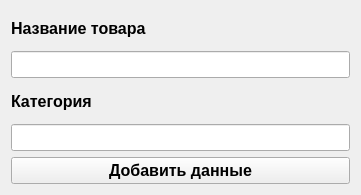
This is addrecord.ui in Monliker2/UD as Qt 5 draws it before an edit. The edited form follows.
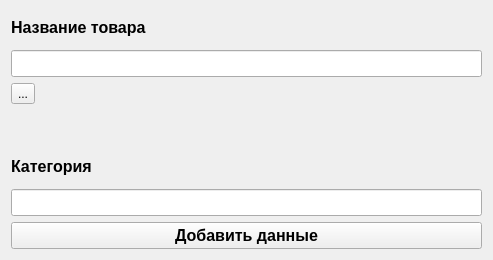
This is the edited form.

```diff
--- a/addrecord.ui
+++ b/addrecord.ui
@@ -6,15 +6,54 @@
    <rect>
     <x>0</x>
     <y>0</y>
-    <width>361</width>
-    <height>195</height>
+    <width>493</width>
+    <height>260</height>
    </rect>
   </property>
   <property name="windowTitle">
    <string>Form</string>
   </property>
   <layout class="QGridLayout" name="gridLayout">
-   <item row="0" column="0">
+   <item row="3" column="0">
+    <widget class="QLabel" name="label_3">
+     <property name="maximumSize">
+      <size>
+       <width>400</width>
+       <height>400</height>
+      </size>
+     </property>
+     <property name="text">
+      <string/>
+     </property>
+     <property name="alignment">
+      <set>Qt::AlignCenter</set>
+     </property>
+    </widget>
+   </item>
+   <item row="3" column="1">
+    <spacer name="horizontalSpacer">
+     <property name="orientation">
+      <enum>Qt::Horizontal</enum>
+     </property>
+     <property name="sizeHint" stdset="0">
+      <size>
+       <width>40</width>
+       <height>20</height>
+      </size>
+     </property>
+    </spacer>
+   </item>
+   <item row="1" column="0" colspan="2">
+    <widget class="QLineEdit" name="lineEdit">
+     <property name="font">
+      <font>
+       <pointsize>12</pointsize>
+       <bold>true</bold>
+      </font>
+     </property>
+    </widget>
+   </item>
+   <item row="0" column="0" colspan="2">
     <widget class="QLabel" name="label">
      <property name="font">
       <font>
@@ -27,7 +66,7 @@
      </property>
     </widget>
    </item>
-   <item row="4" column="0">
+   <item row="6" column="0" colspan="2">
     <widget class="QPushButton" name="pushButton">
      <property name="font">
       <font>
@@ -38,29 +77,12 @@
      <property name="text">
       <string>Добавить данные</string>
      </property>
-    </widget>
-   </item>
-   <item row="3" column="0">
-    <widget class="QLineEdit" name="lineEdit_2">
-     <property name="font">
-      <font>
-       <pointsize>12</pointsize>
-       <bold>true</bold>
-      </font>
+     <property name="autoDefault">
+      <bool>true</bool>
      </property>
     </widget>
    </item>
-   <item row="1" column="0">
-    <widget class="QLineEdit" name="lineEdit">
-     <property name="font">
-      <font>
-       <pointsize>12</pointsize>
-       <bold>true</bold>
-      </font>
-     </property>
-    </widget>
-   </item>
-   <item row="2" column="0">
+   <item row="4" column="0" colspan="2">
     <widget class="QLabel" name="label_2">
      <property name="font">
       <font>
@@ -73,6 +95,23 @@
      </property>
     </widget>
    </item>
+   <item row="5" column="0" colspan="2">
+    <widget class="QLineEdit" name="lineEdit_2">
+     <property name="font">
+      <font>
+       <pointsize>12</pointsize>
+       <bold>true</bold>
+      </font>
+     </property>
+    </widget>
+   </item>
+   <item row="2" column="0" colspan="2">
+    <widget class="QToolButton" name="toolButton">
+     <property name="text">
+      <string>...</string>
+     </property>
+    </widget>
+   </item>
   </layout>
  </widget>
  <resources/>
```
Left out of the diff: 6 changed lines with no effect on the pictures.
